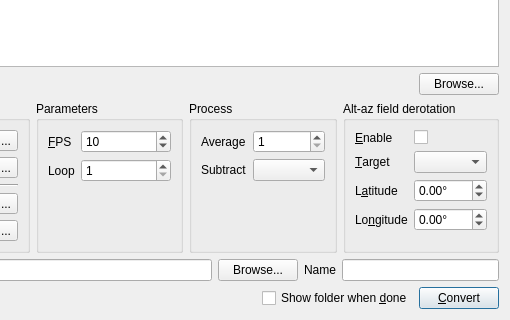
Above: mainframe.ui from EthanChappel/HQ-Animate before the change; both pictures show x 190 to 700 and y 330 to 650 of the 700 by 650 pixel window. Below: the same form after it.
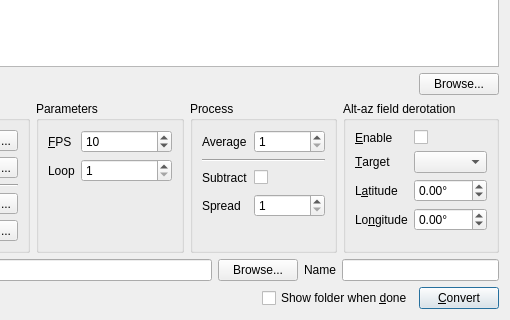
That is the form after the change.

Commit message: Rework UI and data structures for frame subtraction.

The edit to the form file:
```diff
--- a/mainframe.ui
+++ b/mainframe.ui
@@ -875,7 +875,14 @@
           </property>
          </widget>
         </item>
-        <item row="1" column="0">
+        <item row="1" column="0" colspan="2">
+         <widget class="Line" name="line_3">
+          <property name="orientation">
+           <enum>Qt::Orientation::Horizontal</enum>
+          </property>
+         </widget>
+        </item>
+        <item row="2" column="0">
          <widget class="QLabel" name="label_15">
           <property name="text">
            <string>Subtract</string>
@@ -885,13 +892,50 @@
           </property>
          </widget>
         </item>
-        <item row="1" column="1">
-         <widget class="QComboBox" name="subtract_combo">
-          <property name="sizePolicy">
-           <sizepolicy hsizetype="Expanding" vsizetype="Fixed">
-            <horstretch>0</horstretch>
-            <verstretch>0</verstretch>
-           </sizepolicy>
+        <item row="2" column="1">
+         <layout class="QHBoxLayout" name="horizontalLayout_10">
+          <item>
+           <widget class="QCheckBox" name="subtract_check">
+            <property name="sizePolicy">
+             <sizepolicy hsizetype="Fixed" vsizetype="Fixed">
+              <horstretch>0</horstretch>
+              <verstretch>0</verstretch>
+             </sizepolicy>
+            </property>
+            <property name="text">
+             <string/>
+            </property>
+           </widget>
+          </item>
+          <item>
+           <spacer name="horizontalSpacer_7">
+            <property name="orientation">
+             <enum>Qt::Orientation::Horizontal</enum>
+            </property>
+            <property name="sizeHint" stdset="0">
+             <size>
+              <width>0</width>
+              <height>20</height>
+             </size>
+            </property>
+           </spacer>
+          </item>
+         </layout>
+        </item>
+        <item row="3" column="0">
+         <widget class="QLabel" name="label_9">
+          <property name="text">
+           <string>Spread</string>
+          </property>
+          <property name="buddy">
+           <cstring>spread_spinner</cstring>
+          </property>
+         </widget>
+        </item>
+        <item row="3" column="1">
+         <widget class="QSpinBox" name="spread_spinner">
+          <property name="minimum">
+           <number>1</number>
           </property>
          </widget>
         </item>
```
Left out of the diff: 2 changed lines with no effect on the pictures. The commit also changes 3 other files.
